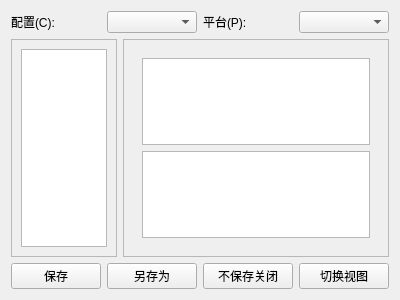
azh-1415926/VSATEditor, file ui/attribute_table_widget.ui: the form before one commit.
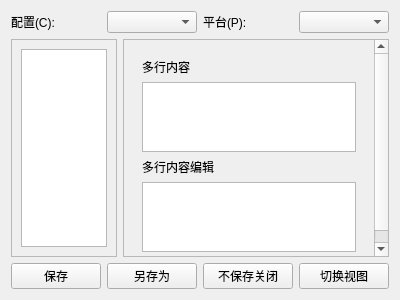
The form after the commit. The open tabs and pages were chosen to show the change.

Patch:
```diff
--- a/ui/attribute_table_widget.ui
+++ b/ui/attribute_table_widget.ui
@@ -72,8 +72,8 @@
          <rect>
           <x>0</x>
           <y>0</y>
-          <width>265</width>
-          <height>218</height>
+          <width>248</width>
+          <height>226</height>
          </rect>
         </property>
         <layout class="QVBoxLayout" name="verticalLayout_3">
@@ -84,11 +84,25 @@
            </property>
            <widget class="QWidget" name="muti_lines_page">
             <layout class="QGridLayout" name="gridLayout">
-             <item row="1" column="0">
+             <item row="3" column="0">
               <widget class="QTextEdit" name="alter_muti_lines_text"/>
              </item>
              <item row="0" column="0">
-              <widget class="QTextEdit" name="orignal_muti_lines_text"/>
+              <widget class="QLabel" name="label_5">
+               <property name="text">
+                <string>多行内容</string>
+               </property>
+              </widget>
+             </item>
+             <item row="1" column="0">
+              <widget class="QTextEdit" name="original_muti_lines_text"/>
+             </item>
+             <item row="2" column="0">
+              <widget class="QLabel" name="label_6">
+               <property name="text">
+                <string>多行内容编辑</string>
+               </property>
+              </widget>
              </item>
             </layout>
            </widget>
```
Left out of the diff: 16 changed lines with no effect on the pictures.
